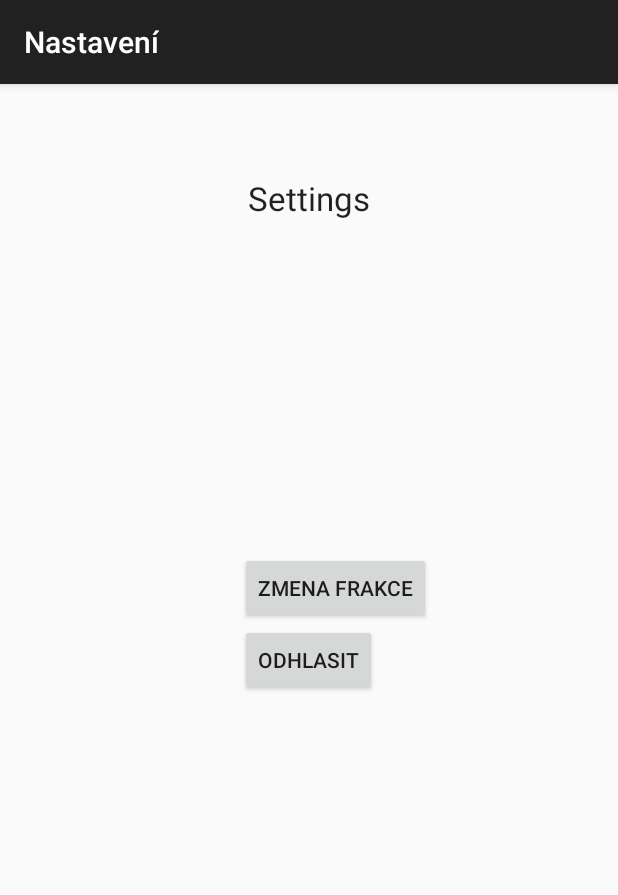
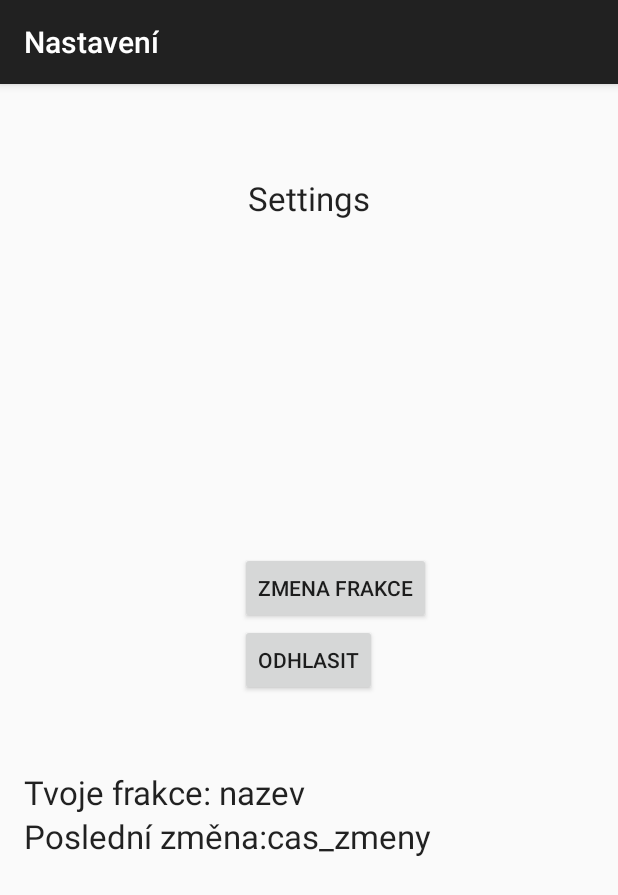
Before and after one commit to vojtech-leon/bachelor-gameofflags-android, an Android app: the Act4Settings screen opened directly, with no data from a screen before it, on a phone screen of 412 x 824 dp. Shown: the top 895 px of the screen. Run offline under Robolectric (Android 15) with nearby library versions, the phone set to English and light mode, and no system bars; our stand-ins replace Volley; network calls fail.

Commit message:
zmena frakce

```diff
--- a/app/build.gradle
+++ b/app/build.gradle
@@ -6,7 +6,7 @@ android {
 
     defaultConfig {
         applicationId "vojtele1.gameofflags"
-        minSdkVersion 15
+        minSdkVersion 17
         targetSdkVersion 23
         versionCode 1
         versionName "1.0"
--- a/app/src/main/java/vojtele1/gameofflags/Act2WebView.java
+++ b/app/src/main/java/vojtele1/gameofflags/Act2WebView.java
@@ -76,7 +76,7 @@ public class Act2WebView extends AppCompatActivity {
         startActivity(intent);
     }
 
-    public void vytahniData() {
+    private void vytahniData() {
         Map<String, String> params = new HashMap();
         params.put("userId", userId);
 
--- a/app/src/main/java/vojtele1/gameofflags/Act4Settings.java
+++ b/app/src/main/java/vojtele1/gameofflags/Act4Settings.java
@@ -4,6 +4,22 @@ import android.content.Intent;
 import android.os.Bundle;
 import android.support.v7.app.AppCompatActivity;
 import android.view.View;
+import android.widget.Button;
+import android.widget.TextView;
+import android.widget.Toast;
+
+import com.android.volley.Request;
+import com.android.volley.RequestQueue;
+import com.android.volley.Response;
+import com.android.volley.VolleyError;
+import com.android.volley.toolbox.Volley;
+
+import org.json.JSONArray;
+import org.json.JSONException;
+import org.json.JSONObject;
+
+import java.util.HashMap;
+import java.util.Map;
 
 /**
  * Created by Leon on 21.10.2015.
@@ -11,15 +27,144 @@ import android.view.View;
 public class Act4Settings extends AppCompatActivity {
 
     String userId;
+    RequestQueue requestQueue;
+    String playerFraction;
+    String playerFractionWhen;
+    TextView fraction_name, fraction_when;
+    Button buttonChangeFraction;
+
+    String changeFraction = "http://192.168.1.101/gameofflags/www/android/changeFraction";
+    String getPlayerFraction = "http://192.168.1.101/gameofflags/www/android/getPlayerFraction";
+    String getFractionName = "http://192.168.1.101/gameofflags/www/android/getFractionName";
 
     protected void onCreate(Bundle savedInstanceState) {
         super.onCreate(savedInstanceState);
         setContentView(R.layout.activity_settings);
         // vytahne id z activity loginu
         userId = getIntent().getStringExtra("userId");
+
+        requestQueue = Volley.newRequestQueue(getApplicationContext());
+
+        fraction_name = (TextView) findViewById(R.id.fraction_name);
+        fraction_when = (TextView) findViewById(R.id.fraction_when);
+        buttonChangeFraction = (Button) findViewById(R.id.buttonChangeFraction);
+
+        vytahniData();
     }
     public void logout(View view) {
         Intent intent = new Intent(this, Act1Login.class);
         startActivity(intent);
     }
+    private void vytahniData() {
+
+        // zjisti frakci a cas posledni zmeny
+        Map<String, String> params = new HashMap();
+        params.put("userId", userId);
+
+        CustomRequest jsObjRequest = new CustomRequest(Request.Method.POST,  getPlayerFraction, params,
+                new Response.Listener<JSONObject>() {
+                    @Override
+                    public void onResponse(JSONObject response) {
+                        System.out.println(response.toString());
+
+                        try {
+                            JSONArray players = response.getJSONArray("player");
+
+                                JSONObject player = players.getJSONObject(0);
+                                playerFraction = player.getString("ID_fraction");
+                            fraction_when.setText(player.getString("ID_fraction"));
+                          //      playerFractionWhen = player.getString("changeFractionWhen");
+                            Toast.makeText(Act4Settings.this, "ahoj", Toast.LENGTH_LONG).show();
+
+                        } catch (JSONException e) {
+                            e.printStackTrace();
+                        }
+
+                    }
+                }, new Response.ErrorListener() {
+            @Override
+            public void onErrorResponse(VolleyError error) {
+                System.out.append(error.getMessage());
+
+            }
+        });
+
+        requestQueue.add(jsObjRequest);
+/*
+        // pokud nebyla menena frakce, tak napis nikdy
+        if (playerFractionWhen == "0000-00-00 00:00:00") {
+            fraction_when.setText("nikdy");
+        } else {
+            // TODO zmena vypisu casu
+            fraction_when.setText(playerFractionWhen);
+        }
+*/
+        // vytahne nazev frakce
+
+        Map<String, String> params3 = new HashMap();
+        params3.put("ID_fraction", playerFraction);
+
+        CustomRequest jsObjRequest3 = new CustomRequest(Request.Method.POST,  getFractionName, params3,
+                new Response.Listener<JSONObject>() {
+                    @Override
+                    public void onResponse(JSONObject response) {
+                        System.out.println(response.toString());
+
+                        try {
+                            JSONArray fractions = response.getJSONArray("fraction");
+                                JSONObject fraction = fractions.getJSONObject(0);
+
+                                // nastavi nazev frakce
+                                fraction_name.setText(fraction.getString("name"));
+
+                        } catch (JSONException e) {
+                            e.printStackTrace();
+                        }
+
+                    }
+                }, new Response.ErrorListener() {
+            @Override
+            public void onErrorResponse(VolleyError error) {
+                System.out.append(error.getMessage());
+
+            }
+        });
+
+        requestQueue.add(jsObjRequest3);
+    }
+    public void changeFraction() {
+
+
+        //------------------------------
+        if (playerFraction == "1") {
+            playerFraction = "2";
+        } else {
+            playerFraction = "1";
+        }
+
+        //-----------------------------------
+
+
+        Map<String, String> params2 = new HashMap();
+        params2.put("userId", userId);
+        params2.put("ID_fraction", playerFraction);
+
+        CustomRequest jsObjRequest2 = new CustomRequest(Request.Method.POST,  changeFraction, params2,
+                new Response.Listener<JSONObject>() {
+                    @Override
+                    public void onResponse(JSONObject response) {
+                        System.out.println(response.toString());
+                    }
+                }, new Response.ErrorListener() {
+            @Override
+            public void onErrorResponse(VolleyError error) {
+                System.out.append(error.getMessage());
+
+            }
+        });
+
+        requestQueue.add(jsObjRequest2);
+
+
+    }
 }
--- a/app/src/main/java/vojtele1/gameofflags/CustomRequest.java
+++ b/app/src/main/java/vojtele1/gameofflags/CustomRequest.java
@@ -55,7 +55,6 @@ public class CustomRequest extends Request<JSONObject> {
 
     @Override
     protected void deliverResponse(JSONObject response) {
-        // TODO Auto-generated method stub
         listener.onResponse(response);
     }
 }
--- a/app/src/main/res/layout/activity_settings.xml
+++ b/app/src/main/res/layout/activity_settings.xml
@@ -24,7 +24,8 @@
         android:text="Zmena frakce"
         android:id="@+id/buttonChangeFraction"
         android:layout_above="@+id/buttonLogout"
-        android:layout_alignStart="@+id/buttonLogout" />
+        android:layout_alignStart="@+id/buttonLogout"
+        android:onClick="changeFraction"/>
 
     <Button
         android:layout_width="wrap_content"
@@ -35,4 +36,41 @@
         android:layout_centerHorizontal="true"
         android:onClick="logout" />
 
+    <TextView
+        android:layout_width="wrap_content"
+        android:layout_height="wrap_content"
+        android:textAppearance="?android:attr/textAppearanceLarge"
+        android:text="Tvoje frakce: "
+        android:id="@+id/textView3"
+        android:layout_below="@+id/buttonLogout"
+        android:layout_alignParentStart="true"
+        android:layout_marginTop="49dp" />
+
+    <TextView
+        android:layout_width="wrap_content"
+        android:layout_height="wrap_content"
+        android:textAppearance="?android:attr/textAppearanceLarge"
+        android:text="nazev"
+        android:id="@+id/fraction_name"
+        android:layout_alignTop="@+id/textView3"
+        android:layout_toEndOf="@+id/textView3" />
+
+    <TextView
+        android:layout_width="wrap_content"
+        android:layout_height="wrap_content"
+        android:textAppearance="?android:attr/textAppearanceLarge"
+        android:text="Poslední změna:"
+        android:id="@+id/textView4"
+        android:layout_below="@+id/textView3"
+        android:layout_alignParentStart="true" />
+
+    <TextView
+        android:layout_width="wrap_content"
+        android:layout_height="wrap_content"
+        android:textAppearance="?android:attr/textAppearanceLarge"
+        android:text="cas_zmeny"
+        android:id="@+id/fraction_when"
+        android:layout_below="@+id/fraction_name"
+        android:layout_toEndOf="@+id/textView4" />
+
 </RelativeLayout>
```
